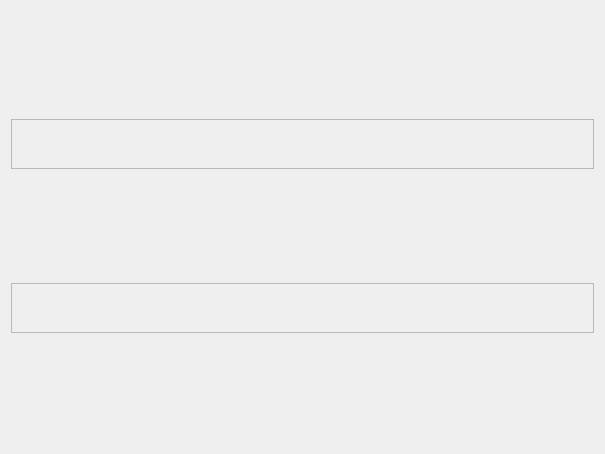
Old version of the form UI/RigTools/RigTools.ui in the repository RenderDeMartes/Mutant_Tools.
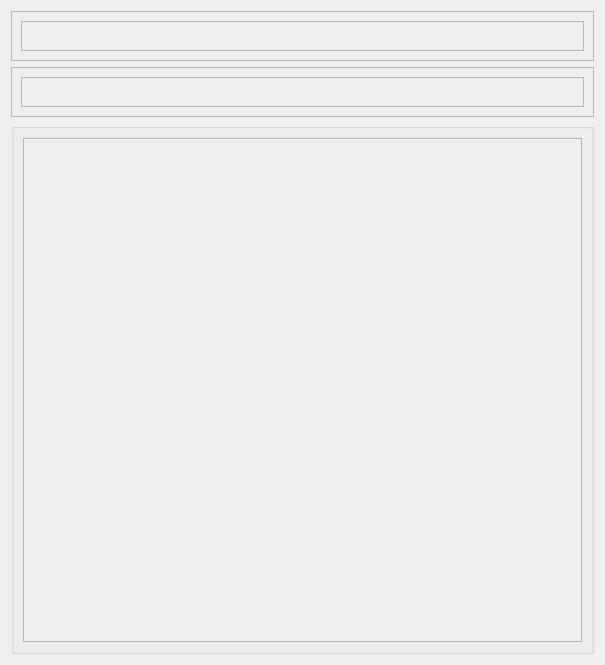
New version of the form.

```diff
--- a/UI/RigTools/RigTools.ui
+++ b/UI/RigTools/RigTools.ui
@@ -7,7 +7,7 @@
     <x>0</x>
     <y>0</y>
     <width>605</width>
-    <height>454</height>
+    <height>665</height>
    </rect>
   </property>
   <property name="windowTitle">
@@ -15,7 +15,44 @@
   </property>
   <layout class="QGridLayout" name="gridLayout">
    <item row="2" column="0">
-    <layout class="QVBoxLayout" name="verticalLayout"/>
+    <widget class="QFrame" name="frame_2">
+     <property name="maximumSize">
+      <size>
+       <width>16777215</width>
+       <height>50</height>
+      </size>
+     </property>
+     <property name="frameShape">
+      <enum>QFrame::StyledPanel</enum>
+     </property>
+     <property name="frameShadow">
+      <enum>QFrame::Raised</enum>
+     </property>
+     <layout class="QHBoxLayout" name="horizontalLayout_4">
+      <item>
+       <widget class="QScrollArea" name="scrollArea_2">
+        <property name="widgetResizable">
+         <bool>true</bool>
+        </property>
+        <widget class="QWidget" name="scrollAreaWidgetContents_2">
+         <property name="geometry">
+          <rect>
+           <x>0</x>
+           <y>0</y>
+           <width>565</width>
+           <height>28</height>
+          </rect>
+         </property>
+         <layout class="QGridLayout" name="gridLayout_4">
+          <item row="0" column="0">
+           <layout class="QHBoxLayout" name="horizontalLayout_3"/>
+          </item>
+         </layout>
+        </widget>
+       </widget>
+      </item>
+     </layout>
+    </widget>
    </item>
    <item row="0" column="0">
     <widget class="QFrame" name="frame">
@@ -33,28 +70,63 @@
      </property>
      <layout class="QHBoxLayout" name="horizontalLayout_2">
       <item>
-       <layout class="QHBoxLayout" name="horizontalLayout"/>
+       <widget class="QScrollArea" name="scrollArea">
+        <property name="widgetResizable">
+         <bool>true</bool>
+        </property>
+        <widget class="QWidget" name="scrollAreaWidgetContents">
+         <property name="geometry">
+          <rect>
+           <x>0</x>
+           <y>0</y>
+           <width>565</width>
+           <height>28</height>
+          </rect>
+         </property>
+         <layout class="QGridLayout" name="gridLayout_3">
+          <item row="0" column="0">
+           <layout class="QHBoxLayout" name="horizontalLayout"/>
+          </item>
+         </layout>
+        </widget>
+       </widget>
       </item>
      </layout>
     </widget>
    </item>
-   <item row="1" column="0">
-    <widget class="QFrame" name="frame_2">
-     <property name="maximumSize">
+   <item row="3" column="0">
+    <widget class="QGroupBox" name="grpbox">
+     <property name="minimumSize">
       <size>
-       <width>16777215</width>
-       <height>50</height>
+       <width>0</width>
+       <height>200</height>
       </size>
      </property>
-     <property name="frameShape">
-      <enum>QFrame::StyledPanel</enum>
-     </property>
-     <property name="frameShadow">
-      <enum>QFrame::Raised</enum>
-     </property>
-     <layout class="QHBoxLayout" name="horizontalLayout_4">
-      <item>
-       <layout class="QHBoxLayout" name="horizontalLayout_3"/>
+     <layout class="QGridLayout" name="gridLayout_2">
+      <item row="0" column="0">
+       <widget class="QScrollArea" name="scrollArea_3">
+        <property name="widgetResizable">
+         <bool>true</bool>
+        </property>
+        <widget class="QWidget" name="scrollAreaWidgetContents_6">
+         <property name="geometry">
+          <rect>
+           <x>0</x>
+           <y>0</y>
+           <width>565</width>
+           <height>513</height>
+          </rect>
+         </property>
+         <layout class="QGridLayout" name="gridLayout_5">
+          <item row="0" column="0">
+           <layout class="QHBoxLayout" name="horizontalLayout_6"/>
+          </item>
+          <item row="0" column="1">
+           <layout class="QHBoxLayout" name="horizontalLayout_5"/>
+          </item>
+         </layout>
+        </widget>
+       </widget>
       </item>
      </layout>
     </widget>
```
